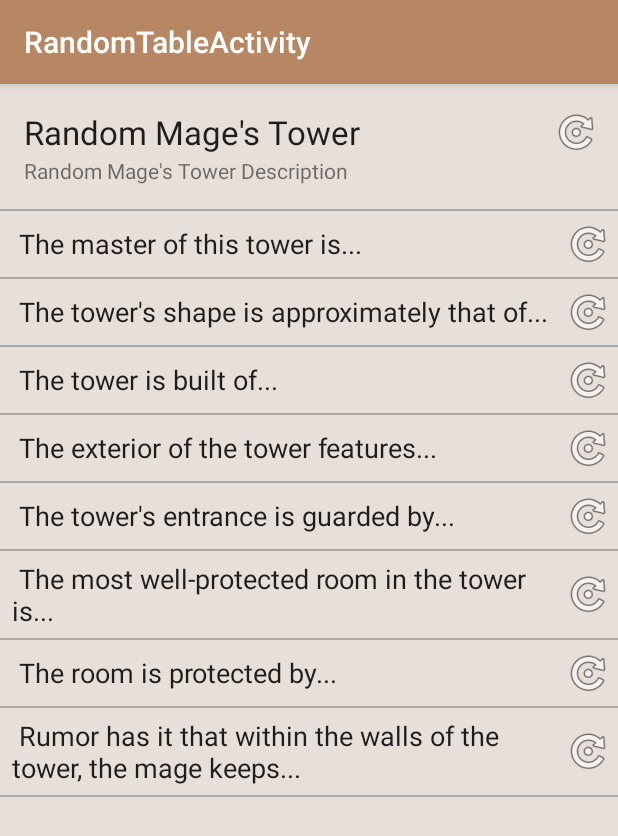
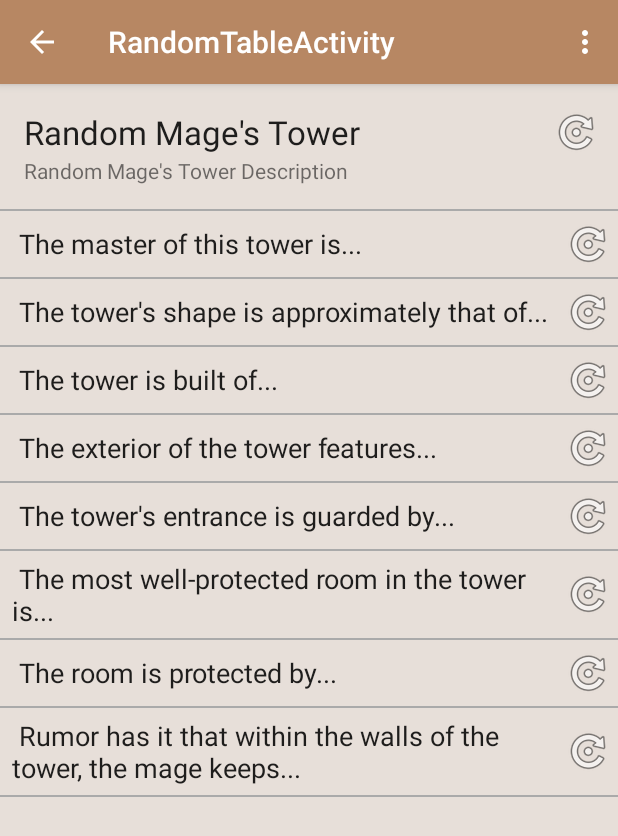
Before and after one commit to pherbers/BehindTheTablesApp, an Android app: the screen it shows after launch (RandomTableActivity), on a phone screen of 412 x 824 dp. Shown: the top 836 px of the screen. Run offline under Robolectric (Android 15) with nearby library versions, the phone set to English and light mode, and no system bars; our stand-ins replace Timber; 2 statements that could not run were skipped.

Commit message:
Added expand all and collapse all functions

```diff
--- /dev/null
+++ b/app/src/main/res/menu/random_table_activity_menu.xml
@@ -0,0 +1,12 @@
+<?xml version="1.0" encoding="utf-8"?>
+<menu xmlns:app="http://schemas.android.com/apk/res-auto"
+    xmlns:android="http://schemas.android.com/apk/res/android">
+
+    <item
+        android:id="@+id/random_table_activity_collapse_all"
+        android:title="@string/action_collapse_all"
+        app:showAsAction="never" />
+    <item
+        android:id="@+id/random_table_activity_expand_all"
+        android:title="@string/action_expand_all" />
+</menu>
--- a/app/src/main/res/values/strings.xml
+++ b/app/src/main/res/values/strings.xml
@@ -93,4 +93,6 @@
     <string name="action_settings">Settings</string>
     <string name="dice_entry_string">%1$d.</string>
     <string name="reroll_single_table_btn">Reroll this table</string>
+    <string name="action_collapse_all">Collapse all</string>
+    <string name="action_expand_all">Expand all</string>
 </resources>
```
Also changed, not shown: app/src/main/java/de/rub/pherbers/behindthetables/RandomTableActivity.java (+52 -0 lines), app/src/main/java/de/rub/pherbers/behindthetables/view/RandomTableView.java (+10 -6 lines).
